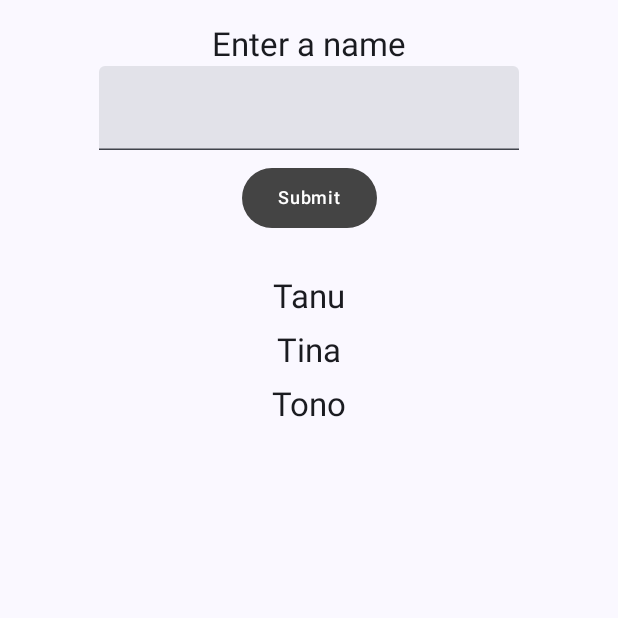
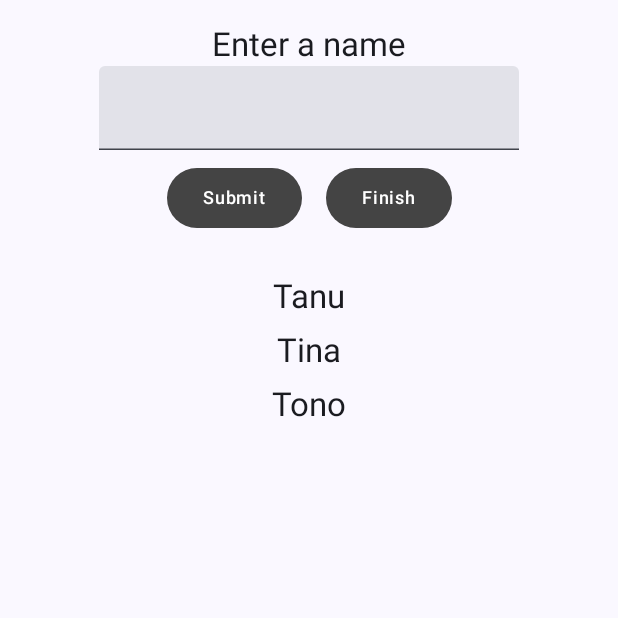
Before and after one commit to KerbyLimitandy/LAB_WEEK_09, an Android app built with Jetpack Compose: the screen it shows after launch (MainActivity), on a phone screen of 412 x 824 dp, the top half of it. Run offline under Robolectric (Android 15) with nearby library versions, the phone set to English and light mode, and no system bars.

```diff
--- a/app/build.gradle.kts
+++ b/app/build.gradle.kts
@@ -57,4 +57,6 @@ dependencies {
     debugImplementation(libs.androidx.ui.tooling)
     debugImplementation(libs.androidx.ui.test.manifest)
     implementation("androidx.compose.material3:material3:1.1.2")
+    implementation("androidx.navigation:navigation-compose:2.7.4")
+    implementation("com.squareup.moshi:moshi-kotlin:1.15.1")
 }
--- a/app/src/main/java/com/example/lab_week_09/MainActivity.kt
+++ b/app/src/main/java/com/example/lab_week_09/MainActivity.kt
@@ -1,10 +1,12 @@
 package com.example.lab_week_09
 
+import android.R.attr.type
 import android.os.Bundle
 import androidx.activity.ComponentActivity
 import androidx.activity.compose.setContent
 import androidx.activity.enableEdgeToEdge
 import androidx.compose.foundation.layout.Column
+import androidx.compose.foundation.layout.Row
 import androidx.compose.foundation.layout.fillMaxSize
 import androidx.compose.foundation.layout.padding
 import androidx.compose.foundation.lazy.LazyColumn
@@ -27,9 +29,16 @@ import androidx.compose.ui.res.stringResource
 import androidx.compose.ui.text.input.KeyboardType
 import androidx.compose.ui.tooling.preview.Preview
 import androidx.compose.ui.unit.dp
+import androidx.navigation.NavHostController
+import androidx.navigation.NavType
+import androidx.navigation.compose.NavHost
+import androidx.navigation.compose.composable
+import androidx.navigation.compose.rememberNavController
+import androidx.navigation.navArgument
 import com.example.lab_week_09.ui.theme.LAB_WEEK_09Theme
 import com.example.lab_week_09.ui.theme.OnBackgroundTitleText
 import com.example.lab_week_09.ui.theme.PrimaryTextButton
+
 
 class MainActivity : ComponentActivity() {
     override fun onCreate(savedInstanceState: Bundle?) {
@@ -41,8 +50,8 @@ class MainActivity : ComponentActivity() {
                     modifier = Modifier.fillMaxSize(),
                     color = MaterialTheme.colorScheme.background
                 ) {
-                    val list = listOf("Tanu", "Tina", "Tono")
-                    Home()
+                    val navController = rememberNavController()
+                    App(navController = navController)
                 }
             }
         }
@@ -54,7 +63,30 @@ data class Student(
 )
 
 @Composable
-fun Home() {
+fun App(navController: NavHostController) {
+    NavHost(
+        navController = navController,
+        startDestination = "home"
+    ) {
+        composable("home") {
+            Home{ navController.navigate("resultContent/?listData=$it") }
+        }
+
+        composable(
+            "resultContent/?listData={listData}",
+            arguments = listOf(navArgument("listData") {
+                type = NavType.StringType }
+            )
+        ) {
+            ResultContent(
+                it.arguments?.getString("listData").orEmpty()
+            )
+        }
+    }
+}
+
+@Composable
+fun Home(navigateFromHomeToResult: (String) -> Unit) {
     val listData = remember { mutableStateListOf(
         Student("Tanu"),
         Student("Tina"),
@@ -70,9 +102,10 @@ fun Home() {
         {
             if(inputField.value.name.isNotBlank()) {
                 listData.add(inputField.value)
-                inputField.value = Student("")
+                inputField.value = inputField.value.copy("")
             }
-        }
+        },
+        { navigateFromHomeToResult(listData.toList().toString()) }
     )
 }
 
@@ -81,7 +114,8 @@ fun HomeContent(
     listData: SnapshotStateList<Student>,
     inputField: Student,
     onInputValueChange: (String) -> Unit,
-    onButtonClick: () -> Unit
+    onButtonClick: () -> Unit,
+    navigateFromHomeToResult: () -> Unit
 ) {
     LazyColumn {
         item {
@@ -100,9 +134,16 @@ fun HomeContent(
                     onValueChange = { onInputValueChange(it) }
                 )
 
-                PrimaryTextButton(text = stringResource(id = R.string.button_click)
-                ) {
-                    onButtonClick()
+                Row {
+                    PrimaryTextButton(text = stringResource(id = R.string.button_click)
+                    ) {
+                        onButtonClick()
+                    }
+
+                    PrimaryTextButton(text = stringResource(id = R.string.button_navigate)
+                    ) {
+                        navigateFromHomeToResult()
+                    }
                 }
             }
         }
@@ -118,9 +159,21 @@ fun HomeContent(
     }
 }
 
+@Composable
+fun ResultContent(listData: String) {
+    Column(
+        modifier = Modifier
+            .padding(vertical = 4.dp)
+            .fillMaxSize(),
+        horizontalAlignment = Alignment.CenterHorizontally
+    ) {
+        OnBackgroundTitleText(text = listData)
+    }
+}
+
 //For displaying the UI without running the program
-@Preview(showBackground = true)
-@Composable
-fun PreviewHome() {
-    Home()
-}
+//@Preview(showBackground = true)
+//@Composable
+//fun PreviewHome() {
+//    Home()
+//}
```
